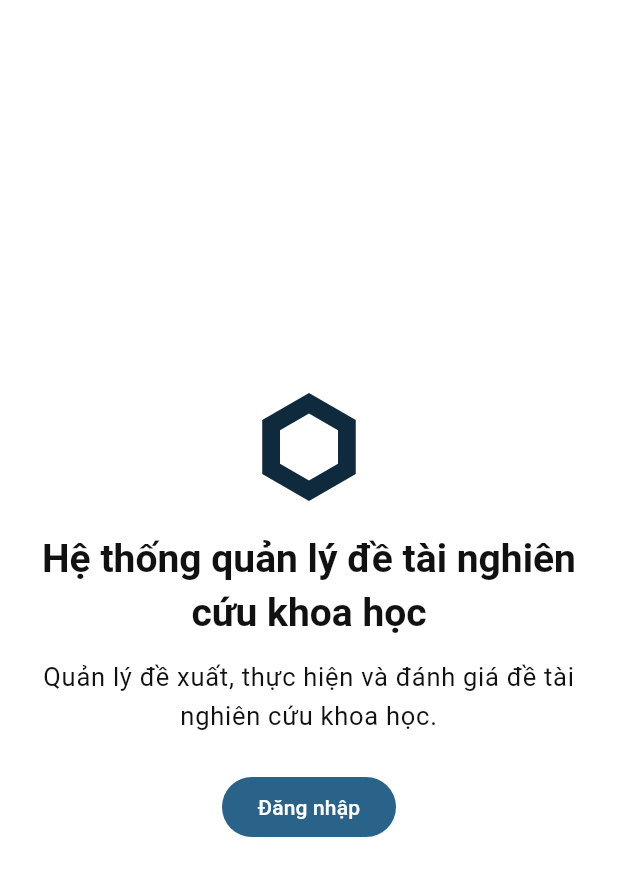
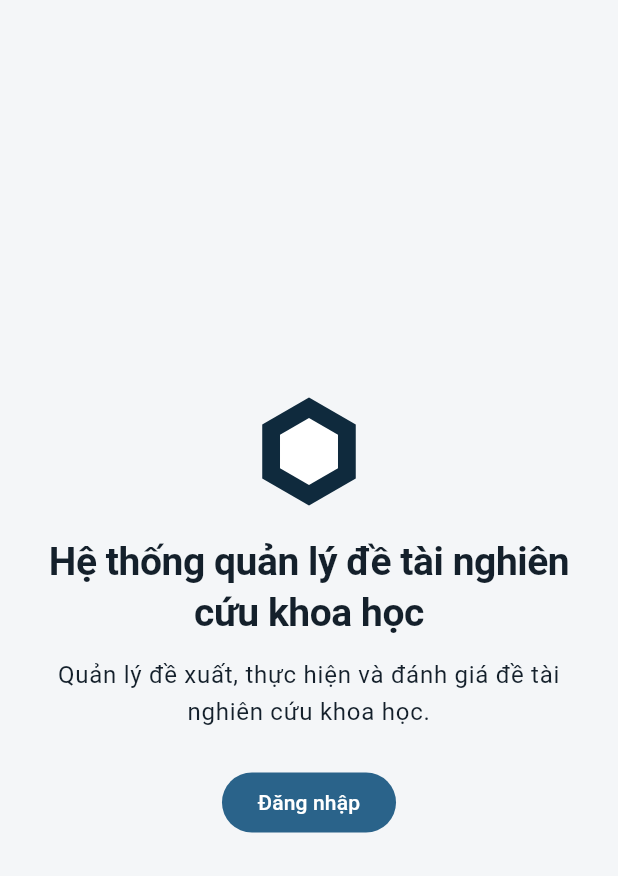
Before and after one commit to chiendoan77/nckh_app, a Flutter app: the screen it shows after launch, on a phone screen of 412 x 824 dp. Shown: the top 876 px of the screen. Run offline on Flutter 3.47's test engine with Material 3 defaults, Android fonts, the phone set to English and light mode, and no system bars; our stand-ins replace dio, fl_chart, flutter_riverpod, go_router; missing offline and left inert: file_saver; Roboto replaces fonts that are missing (BeVietnamPro, SourceSerif4).

Commit message:
UI-1: academic design tokens
Co-authored-by: Copilot <223556219+Copilot@users.noreply.github.com>

```diff
--- a/lib/app/theme/app_tokens.dart
+++ b/lib/app/theme/app_tokens.dart
@@ -3,52 +3,82 @@ import 'package:flutter/material.dart';
 import '../../core/constants/topic_status.dart';
 
 class AppTokens {
-  static const bg = Color(0xFFFFFFFF);
-  static const text = Color(0xFF111111);
+  static const bg = Color(0xFFF4F6F8);
+  static const surface = Color(0xFFFFFFFF);
+  static const text = Color(0xFF14202B);
+  static const textMuted = Color(0xFF5B6670);
   static const sidebar = Color(0xFF0F2A3D);
-  static const sidebarText = Color(0xFFFFFFFF);
-  static const sidebarActive = Color(0xFF25485F);
-  static const border = Color(0xFFD0D5DD);
-  static const success = Color(0xFF12B76A);
-  static const danger = Color(0xFFD92D20);
-  static const adminBg = Color(0xFFFFE8CC);
+  static const sidebarText = Color(0xFFF3F6F8);
+  static const sidebarActive = Color(0x1FFFFFFF);
+  static const accent = Color(0xFFC08A2E);
+  static const border = Color(0xFFD8DEE4);
+  static const success = Color(0xFF2F7D5B);
+  static const danger = Color(0xFFB4382C);
+  static const adminBg = Color(0xFFFFF1E0);
   static const adminSidebar = Color(0xFFFFD8A8);
-  static const adminSidebarActive = Color(0xFFFFC078);
-  static const adminText = Color(0xFF000000);
+  static const adminSidebarActive = Color(0x1F000000);
+  static const adminText = Color(0xFF2A1F12);
 
   static Color statusColor(TopicStatus status) => switch (status) {
-    TopicStatus.pending => const Color(0xFFF79009),
+    TopicStatus.pending => const Color(0xFFC77B12),
     TopicStatus.approved => success,
-    TopicStatus.inProgress => const Color(0xFF2E90FA),
-    TopicStatus.extended => const Color(0xFF7A5AF8),
+    TopicStatus.inProgress => const Color(0xFF2F6F9F),
+    TopicStatus.extended => const Color(0xFF6B5B95),
     TopicStatus.completed => sidebar,
     TopicStatus.cancelled => danger,
     TopicStatus.draft => border,
   };
 
-  static const cardRadius = Radius.circular(12);
+  static const controlRadius = Radius.circular(6);
+  static const cardRadius = Radius.circular(14);
   static const readableWidth = 650.0;
   static const sidebarWidth = 260.0;
 
-  static const fontFamily = 'Roboto';
+  static const fontFamily = 'BeVietnamPro';
+  static const headingFamily = 'SourceSerif4';
+  static const fontFamilyFallback = ['Roboto'];
   static const textTheme = TextTheme(
     headlineLarge: TextStyle(
-      fontSize: 36,
-      height: 1.4,
-      fontWeight: FontWeight.w700,
+      fontFamily: headingFamily,
+      fontFamilyFallback: fontFamilyFallback,
+      fontSize: 34,
+      height: 1.25,
+      fontWeight: FontWeight.w600,
+      letterSpacing: -0.4,
     ),
     headlineMedium: TextStyle(
+      fontFamily: headingFamily,
+      fontFamilyFallback: fontFamilyFallback,
       fontSize: 26,
-      height: 1.4,
+      height: 1.3,
+      fontWeight: FontWeight.w600,
+      letterSpacing: -0.3,
+    ),
+    titleLarge: TextStyle(
+      fontFamily: headingFamily,
+      fontFamilyFallback: fontFamilyFallback,
+      fontSize: 19,
+      height: 1.35,
       fontWeight: FontWeight.w600,
     ),
-    titleLarge: TextStyle(
-      fontSize: 19,
-      height: 1.4,
-      fontWeight: FontWeight.w600,
+    bodyLarge: TextStyle(
+      fontFamily: fontFamily,
+      fontFamilyFallback: fontFamilyFallback,
+      fontSize: 16,
+      height: 1.55,
     ),
-    bodyLarge: TextStyle(fontSize: 17, height: 1.5),
-    bodyMedium: TextStyle(fontSize: 16, height: 1.5),
-    bodySmall: TextStyle(fontSize: 13, height: 1.4),
+    bodyMedium: TextStyle(
+      fontFamily: fontFamily,
+      fontFamilyFallback: fontFamilyFallback,
+      fontSize: 15,
+      height: 1.55,
+    ),
+    bodySmall: TextStyle(
+      fontFamily: fontFamily,
+      fontFamilyFallback: fontFamilyFallback,
+      fontSize: 13,
+      height: 1.45,
+      letterSpacing: 0.1,
+    ),
   );
 }
```
Also changed, not shown: 1 other file.
